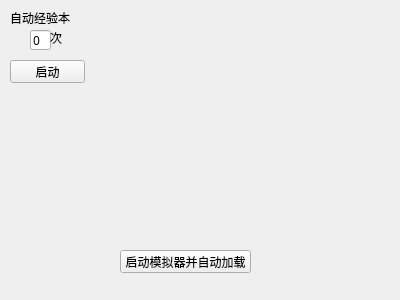
Before: the Qt Designer form arknightsUI.ui in ander1023/ArkAuto, drawn with Qt 5.
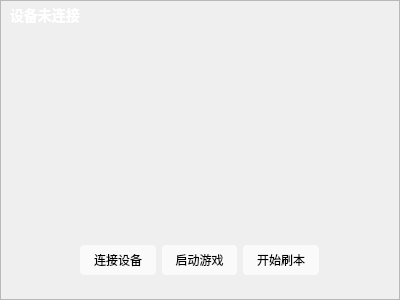
After: the same form once the commit is applied. Icons and pictures are not drawn.

Diff of the .ui file:
```diff
--- a/arknightsUI.ui
+++ b/arknightsUI.ui
@@ -2,6 +2,9 @@
 <ui version="4.0">
  <class>MainWindow</class>
  <widget class="QMainWindow" name="MainWindow">
+  <property name="enabled">
+   <bool>true</bool>
+  </property>
   <property name="geometry">
    <rect>
     <x>0</x>
@@ -13,6 +16,9 @@
   <property name="windowTitle">
    <string>MainWindow</string>
   </property>
+  <property name="styleSheet">
+   <string notr="true"/>
+  </property>
   <widget class="QWidget" name="centralwidget">
    <property name="font">
     <font>
@@ -22,73 +28,80 @@
    <property name="cursor">
     <cursorShape>ArrowCursor</cursorShape>
    </property>
+   <widget class="QFrame" name="frame">
+    <property name="geometry">
+     <rect>
+      <x>0</x>
+      <y>0</y>
+      <width>400</width>
+      <height>300</height>
+     </rect>
+    </property>
+    <property name="styleSheet">
+     <string notr="true">QFrame{background-image: url(:/新前缀/ui_img/background.png);}
+
+QLabel{color:#fff;background:transparent;font-size:14px;font-weight:bold}
+
+QPushButton{border:rgba(255,255,255,0.8);background:rgba(255,255,255,0.7);height:30px;border-radius:4px}
+QPushButton:pressed{background-color:rgba(255,255,255,0.5);}</string>
+    </property>
+    <property name="frameShape">
+     <enum>QFrame::StyledPanel</enum>
+    </property>
+    <property name="frameShadow">
+     <enum>QFrame::Raised</enum>
+    </property>
    <widget class="QLabel" name="label">
     <property name="geometry">
      <rect>
       <x>10</x>
-      <y>10</y>
-      <width>71</width>
-      <height>16</height>
-     </rect>
-    </property>
-    <property name="text">
-     <string>自动经验本</string>
-    </property>
-   </widget>
-   <widget class="QLineEdit" name="jingyanEdit">
-    <property name="geometry">
-     <rect>
-      <x>30</x>
-      <y>30</y>
-      <width>21</width>
+       <y>5</y>
+       <width>80</width>
       <height>20</height>
      </rect>
     </property>
     <property name="text">
-     <string>0</string>
-    </property>
-   </widget>
-   <widget class="QLabel" name="label_2">
+      <string>设备未连接</string>
+     </property>
+    </widget>
+    <widget class="QWidget" name="layoutWidget">
     <property name="geometry">
      <rect>
-      <x>50</x>
-      <y>30</y>
-      <width>16</width>
-      <height>16</height>
-     </rect>
-    </property>
+       <x>80</x>
+       <y>244</y>
+       <width>239</width>
+       <height>32</height>
+      </rect>
+     </property>
+     <layout class="QHBoxLayout" name="horizontalLayout">
+      <item>
+       <widget class="QPushButton" name="devConnectBt">
     <property name="text">
-     <string>次</string>
-    </property>
-   </widget>
-   <widget class="QPushButton" name="jingyanBT">
-    <property name="geometry">
-     <rect>
-      <x>10</x>
-      <y>60</y>
-      <width>75</width>
-      <height>23</height>
-     </rect>
-    </property>
+         <string>连接设备</string>
+        </property>
+       </widget>
+      </item>
+      <item>
+       <widget class="QPushButton" name="startGameBt">
     <property name="text">
-     <string>启动</string>
-    </property>
-   </widget>
-   <widget class="QPushButton" name="jingyanBT_2">
-    <property name="geometry">
-     <rect>
-      <x>120</x>
-      <y>250</y>
-      <width>131</width>
-      <height>23</height>
-     </rect>
-    </property>
+         <string>启动游戏</string>
+        </property>
+       </widget>
+      </item>
+      <item>
+       <widget class="QPushButton" name="expMapBt">
     <property name="text">
-     <string>启动模拟器并自动加载</string>
-    </property>
-   </widget>
-  </widget>
- </widget>
- <resources/>
+         <string>开始刷本</string>
+        </property>
+       </widget>
+      </item>
+     </layout>
+    </widget>
+   </widget>
+  </widget>
+ </widget>
+ <resources>
+  <include location="ui.qrc"/>
+ </resources>
  <connections/>
 </ui>
```
Lines whose indentation alone changed are shown as unchanged.
